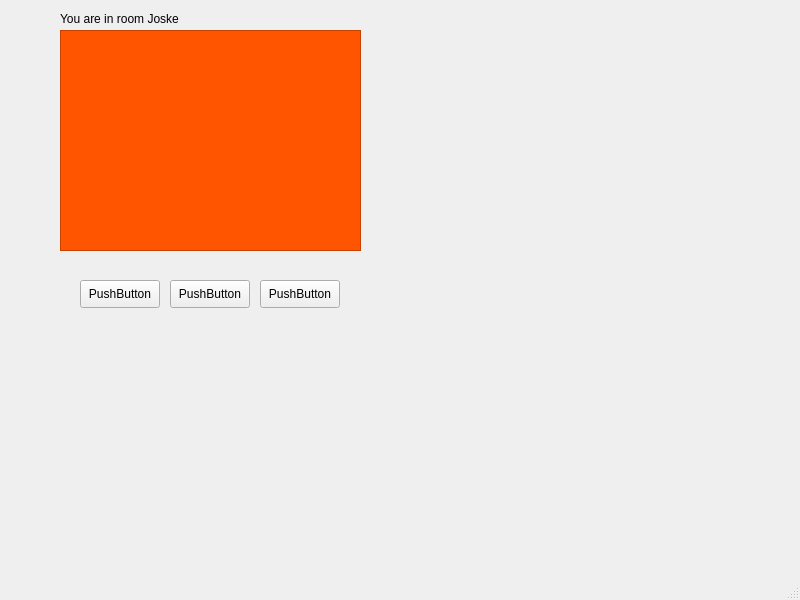
Old version of the form adventuregui.ui in the repository davidmat/adventuregame.
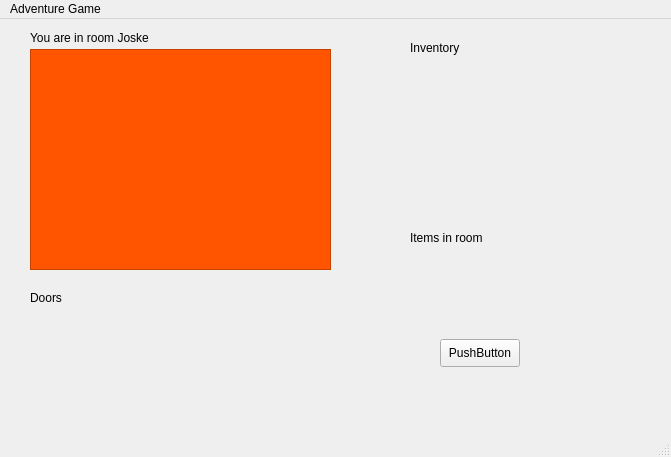
New version of the form.

```diff
--- a/adventuregui.ui
+++ b/adventuregui.ui
@@ -5,8 +5,8 @@
    <rect>
     <x>0</x>
     <y>0</y>
-    <width>800</width>
-    <height>600</height>
+    <width>671</width>
+    <height>457</height>
    </rect>
   </property>
   <property name="windowTitle" >
@@ -16,7 +16,7 @@
    <widget class="QFrame" name="frame" >
     <property name="geometry" >
      <rect>
-      <x>60</x>
+      <x>30</x>
       <y>30</y>
       <width>301</width>
       <height>221</height>
@@ -32,49 +32,10 @@
      <enum>QFrame::Raised</enum>
     </property>
    </widget>
-   <widget class="QPushButton" name="pushButton" >
-    <property name="geometry" >
-     <rect>
-      <x>80</x>
-      <y>280</y>
-      <width>80</width>
-      <height>28</height>
-     </rect>
-    </property>
-    <property name="text" >
-     <string>PushButton</string>
-    </property>
-   </widget>
-   <widget class="QPushButton" name="pushButton_2" >
-    <property name="geometry" >
-     <rect>
-      <x>170</x>
-      <y>280</y>
-      <width>80</width>
-      <height>28</height>
-     </rect>
-    </property>
-    <property name="text" >
-     <string>PushButton</string>
-    </property>
-   </widget>
-   <widget class="QPushButton" name="pushButton_3" >
-    <property name="geometry" >
-     <rect>
-      <x>260</x>
-      <y>280</y>
-      <width>80</width>
-      <height>28</height>
-     </rect>
-    </property>
-    <property name="text" >
-     <string>PushButton</string>
-    </property>
-   </widget>
    <widget class="QLabel" name="label" >
     <property name="geometry" >
      <rect>
-      <x>60</x>
+      <x>30</x>
       <y>10</y>
       <width>171</width>
       <height>18</height>
@@ -84,16 +45,84 @@
      <string>You are in room Joske</string>
     </property>
    </widget>
+   <widget class="QLabel" name="label_2" >
+    <property name="geometry" >
+     <rect>
+      <x>410</x>
+      <y>20</y>
+      <width>91</width>
+      <height>18</height>
+     </rect>
+    </property>
+    <property name="text" >
+     <string>Inventory</string>
+    </property>
+   </widget>
+   <widget class="QLabel" name="label_3" >
+    <property name="geometry" >
+     <rect>
+      <x>30</x>
+      <y>270</y>
+      <width>54</width>
+      <height>18</height>
+     </rect>
+    </property>
+    <property name="text" >
+     <string>Doors</string>
+    </property>
+   </widget>
+   <widget class="QLabel" name="label_4" >
+    <property name="geometry" >
+     <rect>
+      <x>410</x>
+      <y>210</y>
+      <width>91</width>
+      <height>18</height>
+     </rect>
+    </property>
+    <property name="text" >
+     <string>Items in room</string>
+    </property>
+   </widget>
+   <widget class="QWidget" native="1" name="widget" >
+    <property name="geometry" >
+     <rect>
+      <x>30</x>
+      <y>300</y>
+      <width>321</width>
+      <height>80</height>
+     </rect>
+    </property>
+   </widget>
+   <widget class="QPushButton" name="pushButton" >
+    <property name="geometry" >
+     <rect>
+      <x>440</x>
+      <y>320</y>
+      <width>80</width>
+      <height>28</height>
+     </rect>
+    </property>
+    <property name="text" >
+     <string>PushButton</string>
+    </property>
+   </widget>
   </widget>
   <widget class="QMenuBar" name="menubar" >
    <property name="geometry" >
     <rect>
      <x>0</x>
      <y>0</y>
-     <width>800</width>
+     <width>671</width>
      <height>26</height>
     </rect>
    </property>
+   <widget class="QMenu" name="menuAdventure_Game" >
+    <property name="title" >
+     <string>Adventure Game</string>
+    </property>
+   </widget>
+   <addaction name="menuAdventure_Game" />
   </widget>
   <widget class="QStatusBar" name="statusbar" />
  </widget>
```
Left out of the diff: 19 changed lines with no effect on the pictures.
